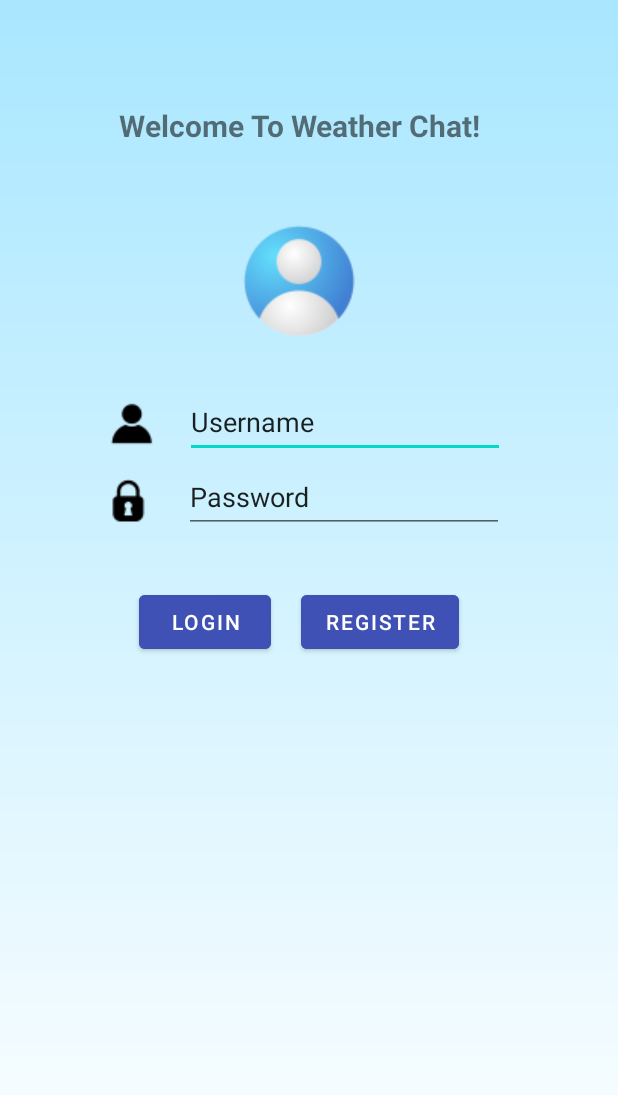
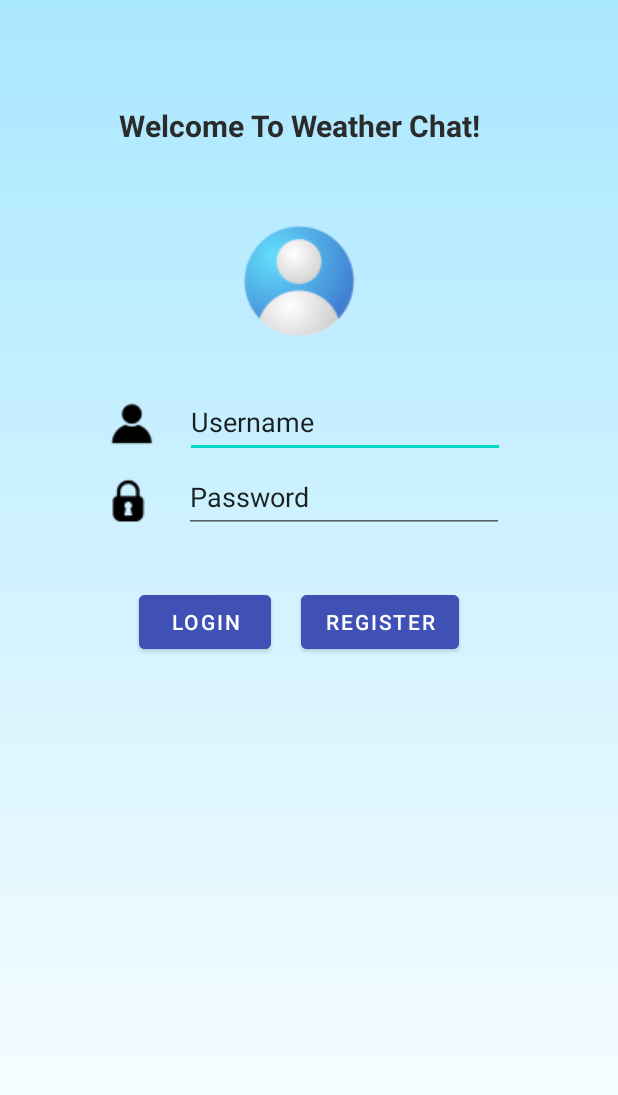
Before and after one commit to JorgeGainzarain/Mobile-Aplications-Individual-Work, an Android app: the layout activity_login.xml on its own in the app's theme, with its tools: preview values and no code run, on a phone screen of 412 x 824 dp. Shown: the top 1095 px of the screen. Run offline under Robolectric (Android 15) with nearby library versions, the phone set to English and light mode, and no system bars.

Commit message:
Updated Activity: LoginActivity

```diff
--- a/app/src/main/res/layout/activity_login.xml
+++ b/app/src/main/res/layout/activity_login.xml
@@ -23,6 +23,7 @@
             android:padding="20dp"
             android:text="Welcome To Weather Chat!"
             android:textAlignment="center"
+            android:textColor="#2B2B2B"
             android:textSize="20sp"
             android:textStyle="bold" />
 
```
